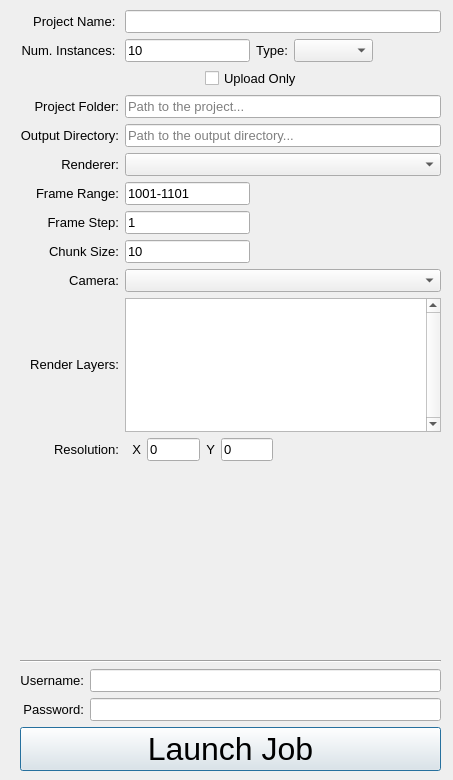
First picture: the form in resources/submit_dialog.ui, repository mybikeislost/zync-maya, before the edit.
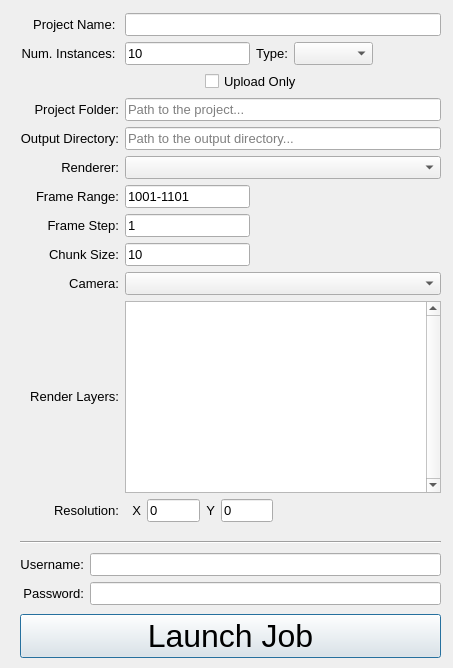
Second picture: the form after the edit.

Commit message: Fixed issue with menu creation. Tweak UI layout.

What changed in the file:
```diff
--- a/resources/submit_dialog.ui
+++ b/resources/submit_dialog.ui
@@ -7,7 +7,7 @@
     <x>0</x>
     <y>0</y>
     <width>453</width>
-    <height>780</height>
+    <height>668</height>
    </rect>
   </property>
   <property name="windowTitle">
@@ -19,7 +19,7 @@
      <x>0</x>
      <y>0</y>
      <width>441</width>
-     <height>771</height>
+     <height>661</height>
     </rect>
    </property>
    <property name="font">
@@ -263,19 +263,6 @@
         </item>
        </layout>
       </item>
-      <item row="12" column="1">
-       <spacer name="verticalSpacer">
-        <property name="orientation">
-         <enum>Qt::Vertical</enum>
-        </property>
-        <property name="sizeHint" stdset="0">
-         <size>
-          <width>20</width>
-          <height>240</height>
-         </size>
-        </property>
-       </spacer>
-      </item>
       <item row="1" column="0">
        <widget class="QLabel" name="label_2">
         <property name="maximumSize">
```
The commit also changes 1 other file.
